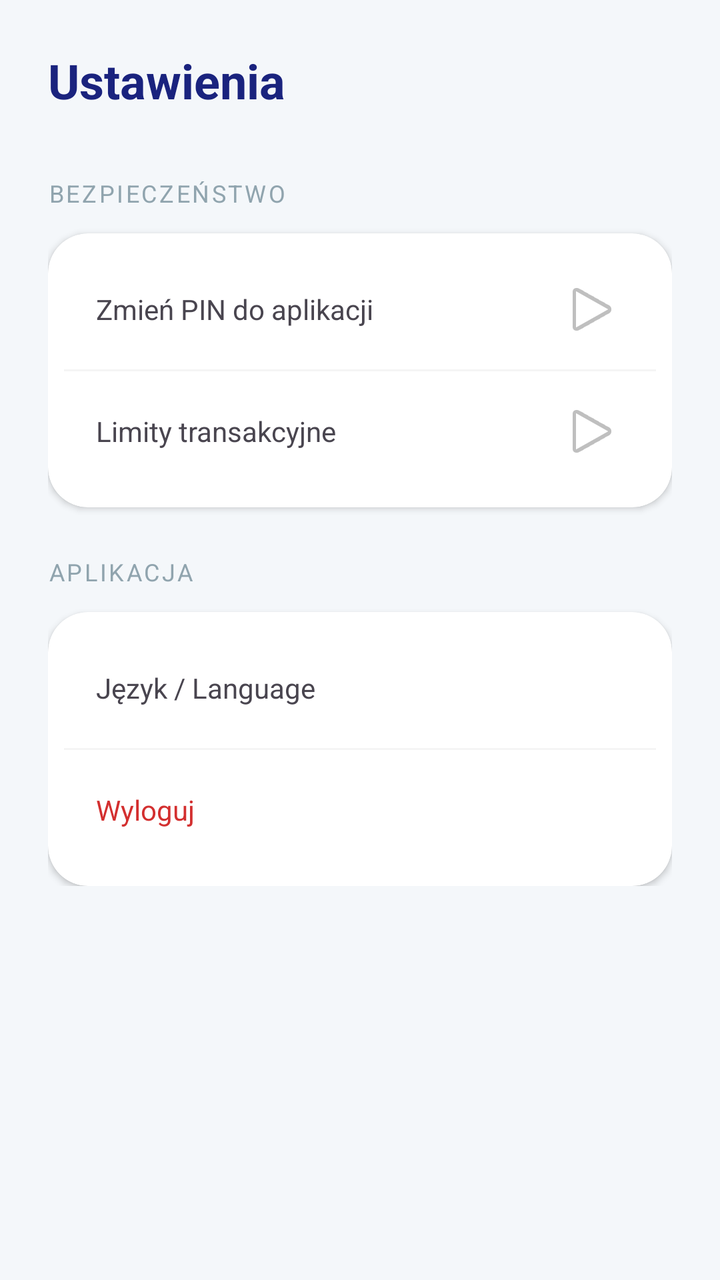
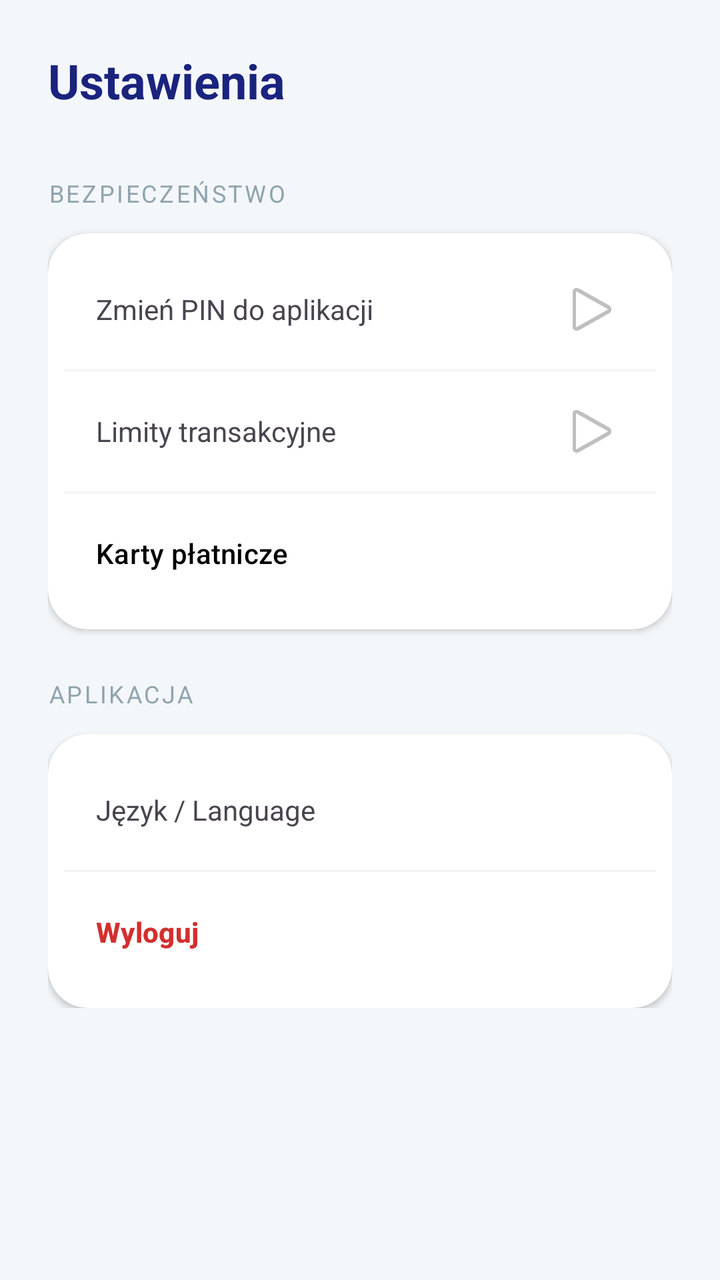

An Android layout rendered at two revisions. The XML below is the earlier revision; the diff shows what the commit changed to produce the second picture.
<!-- AndroidManifest.xml: application theme Theme.BlueBank -->
<!-- res/layout/activity_settings.xml -->
<?xml version="1.0" encoding="utf-8"?>
<ScrollView xmlns:android="http://schemas.android.com/apk/res/android"
    xmlns:app="http://schemas.android.com/apk/res-auto"
    android:layout_width="match_parent"
    android:layout_height="match_parent"
    android:background="#F4F7FA">

    <LinearLayout
        android:layout_width="match_parent"
        android:layout_height="wrap_content"
        android:orientation="vertical"
        android:padding="24dp">

        <TextView
            android:layout_width="wrap_content"
            android:layout_height="wrap_content"
            android:text="Ustawienia"
            android:textSize="24sp"
            android:textStyle="bold"
            android:textColor="#1A237E"
            android:layout_marginBottom="32dp" />

        <TextView
            android:layout_width="wrap_content"
            android:layout_height="wrap_content"
            android:text="BEZPIECZEŃSTWO"
            android:textSize="12sp"
            android:textColor="#90A4AE"
            android:letterSpacing="0.1"
            android:layout_marginBottom="12dp" />

        <androidx.cardview.widget.CardView
            android:layout_width="match_parent"
            android:layout_height="wrap_content"
            app:cardCornerRadius="20dp"
            app:cardElevation="2dp"
            android:layout_marginBottom="24dp">

            <LinearLayout
                android:layout_width="match_parent"
                android:layout_height="wrap_content"
                android:orientation="vertical"
                android:padding="8dp">

                <TextView
                    android:layout_width="match_parent"
                    android:layout_height="60dp"
                    android:text="Zmień PIN do aplikacji"
                    android:gravity="center_vertical"
                    android:paddingHorizontal="16dp"
                    android:drawableEnd="@android:drawable/ic_media_play" />

                <View android:layout_width="match_parent" android:layout_height="1dp" android:background="#F5F5F5" />

                <TextView
                    android:layout_width="match_parent"
                    android:layout_height="60dp"
                    android:text="Limity transakcyjne"
                    android:gravity="center_vertical"
                    android:paddingHorizontal="16dp"
                    android:drawableEnd="@android:drawable/ic_media_play" />
            </LinearLayout>
        </androidx.cardview.widget.CardView>

        <TextView
            android:layout_width="wrap_content"
            android:layout_height="wrap_content"
            android:text="APLIKACJA"
            android:textSize="12sp"
            android:textColor="#90A4AE"
            android:letterSpacing="0.1"
            android:layout_marginBottom="12dp" />

        <androidx.cardview.widget.CardView
            android:layout_width="match_parent"
            android:layout_height="wrap_content"
            app:cardCornerRadius="20dp"
            app:cardElevation="2dp">

            <LinearLayout
                android:layout_width="match_parent"
                android:layout_height="wrap_content"
                android:orientation="vertical"
                android:padding="8dp">

                <TextView
                    android:layout_width="match_parent"
                    android:layout_height="60dp"
                    android:text="Język / Language"
                    android:gravity="center_vertical"
                    android:paddingHorizontal="16dp" />

                <View android:layout_width="match_parent" android:layout_height="1dp" android:background="#F5F5F5" />

                <TextView
                    android:layout_width="match_parent"
                    android:layout_height="60dp"
                    android:text="Wyloguj"
                    android:textColor="#D32F2F"
                    android:gravity="center_vertical"
                    android:paddingHorizontal="16dp" />
            </LinearLayout>
        </androidx.cardview.widget.CardView>

    </LinearLayout>
</ScrollView>
<!-- resources referenced by this layout -->
<resources>
  <style name="Theme.BlueBank" parent="Base.Theme.BlueBank" />
  <style name="Base.Theme.BlueBank" parent="Theme.Material3.DayNight.NoActionBar">
          
          
      </style>
</resources>

<!-- the commit's change to res/layout/activity_settings.xml (unified diff, before → after) -->
@@ -59,6 +59,18 @@
                     android:gravity="center_vertical"
                     android:paddingHorizontal="16dp"
                     android:drawableEnd="@android:drawable/ic_media_play" />
+
+                <View android:layout_width="match_parent" android:layout_height="1dp" android:background="#F5F5F5" />
+
+                <Button
+                    android:id="@+id/btnCards"
+                    android:layout_width="match_parent"
+                    android:layout_height="60dp"
+                    android:text="Karty płatnicze"
+                    android:textColor="#000000"
+                    android:backgroundTint="#FFFFFF"
+                    android:gravity="center_vertical"
+                    android:paddingHorizontal="16dp" />
             </LinearLayout>
         </androidx.cardview.widget.CardView>
 
@@ -92,13 +104,17 @@
 
                 <View android:layout_width="match_parent" android:layout_height="1dp" android:background="#F5F5F5" />
 
-                <TextView
+                <Button
+                    android:id="@+id/btnLogout"
                     android:layout_width="match_parent"
                     android:layout_height="60dp"
                     android:text="Wyloguj"
                     android:textColor="#D32F2F"
+                    android:backgroundTint="#FFFFFF"
                     android:gravity="center_vertical"
-                    android:paddingHorizontal="16dp" />
+                    android:paddingHorizontal="16dp"
+                    android:textStyle="bold"/>
+
             </LinearLayout>
         </androidx.cardview.widget.CardView>
 
